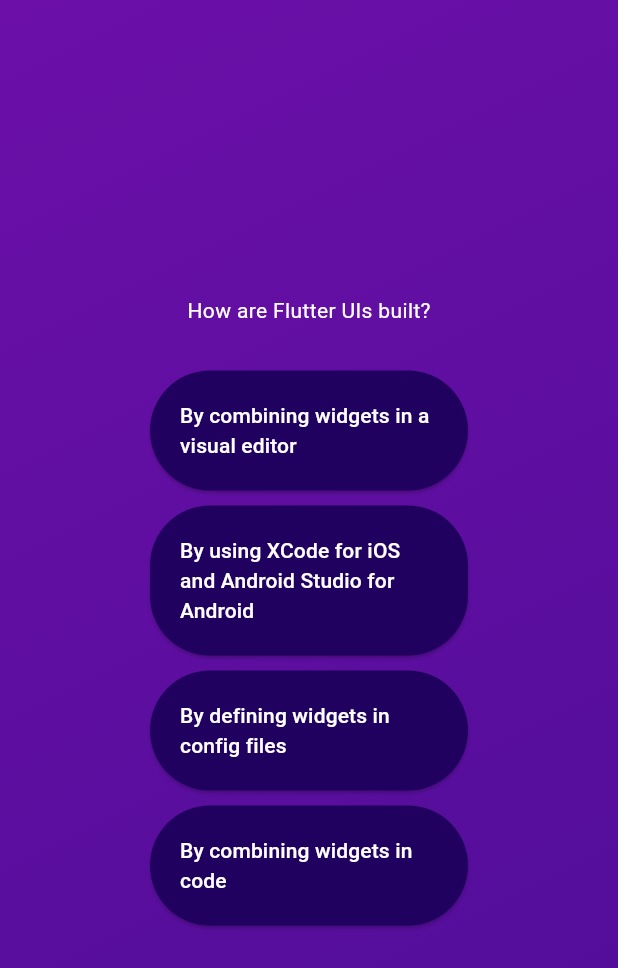
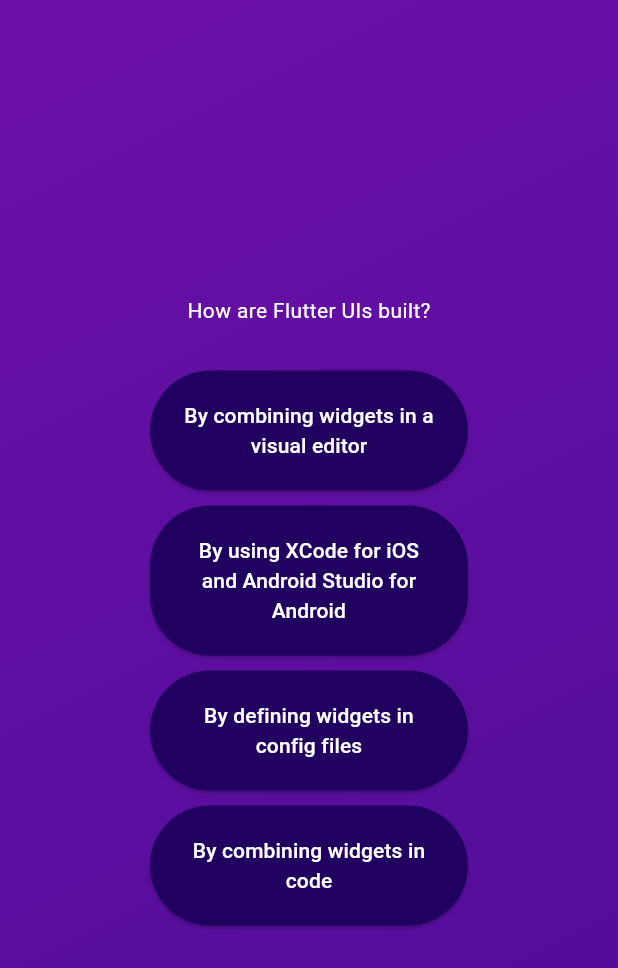
Before and after one commit to lluisetene/quiz_flutter, a Flutter app: the screen it shows after launch, after a tap on "Start Quiz", after a tap on "Components", on a phone screen of 412 x 824 dp. Shown: the top 968 px of the screen. Run offline on Flutter 3.47's test engine with Material 2 defaults, Android fonts, the phone set to English and light mode, and no system bars.

Commit message:
mod: never end; mod: text align center

```diff
--- a/lib/answer_button.dart
+++ b/lib/answer_button.dart
@@ -18,7 +18,7 @@ class AnswerButton extends StatelessWidget {
             padding: const EdgeInsets.symmetric(vertical: 20, horizontal: 20),
             shape: RoundedRectangleBorder(
                 borderRadius: BorderRadius.circular(40))),
-        child: Text(answerText),
+        child: Text(answerText, textAlign: TextAlign.center),
       ),
       const SizedBox(height: 10),
     ]);
--- a/lib/questions_screen.dart
+++ b/lib/questions_screen.dart
@@ -18,6 +18,8 @@ class _QuestionsScreenState extends State<QuestionsScreen> {
     setState(() {
       if (currentQuestionIndex < questions.length - 1) {
         currentQuestionIndex++;
+      } else {
+        currentQuestionIndex = 0;
       }
     });
   }
```
